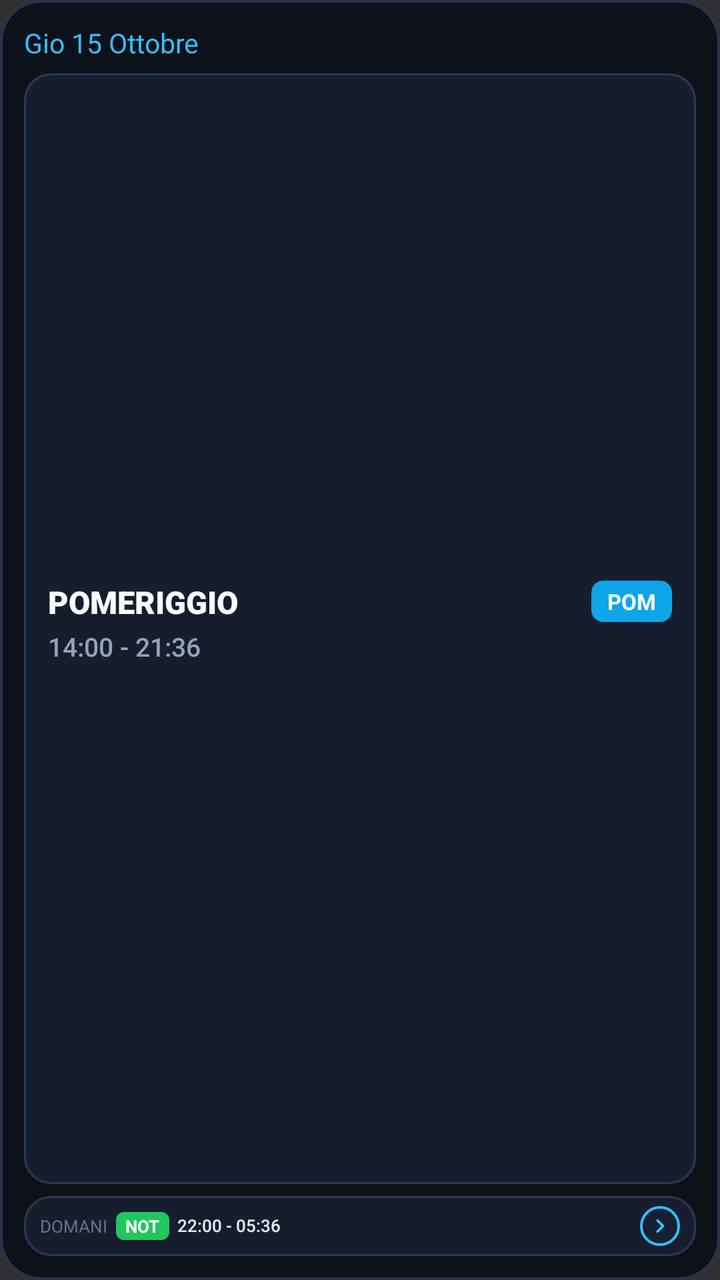
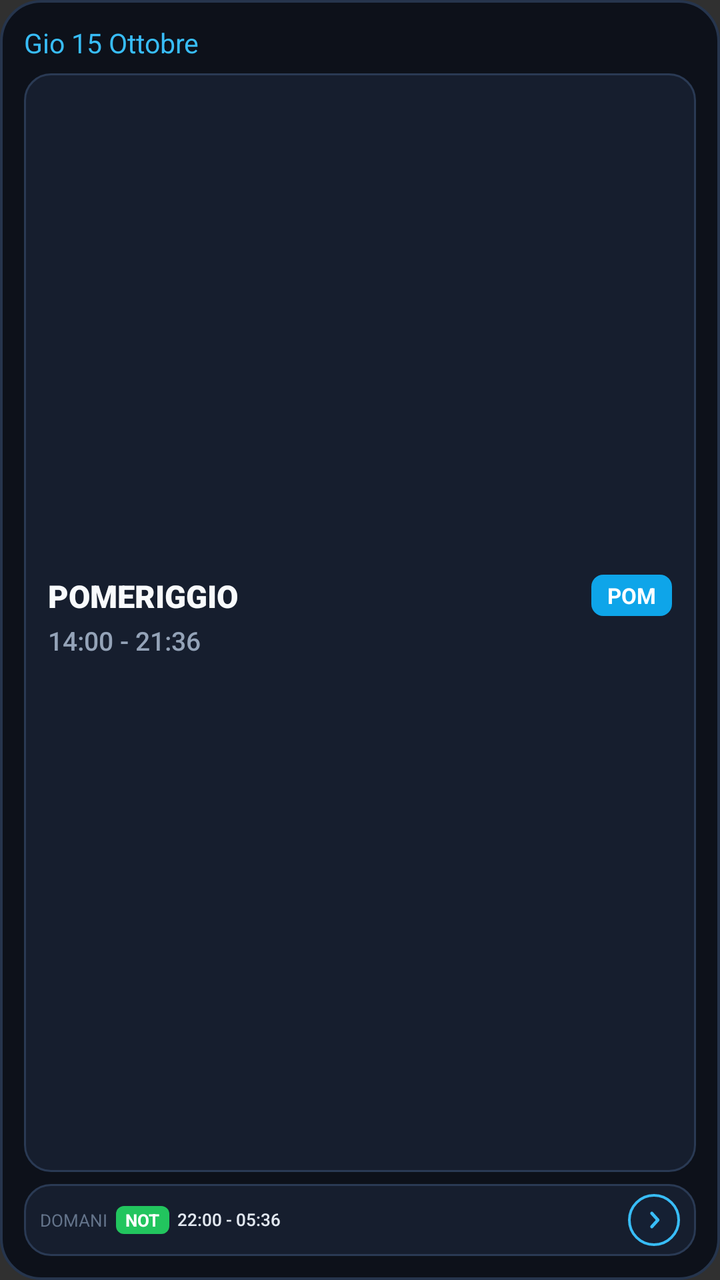

Screens rendered from an Android XML layout before and after an edit, with the pre-edit source and the edit as a unified diff.
<!-- AndroidManifest.xml: application theme Theme.CalendarioTurni -->
<!-- res/layout/widget_today_tomorrow.xml -->
<?xml version="1.0" encoding="utf-8"?>
<LinearLayout xmlns:android="http://schemas.android.com/apk/res/android"
    android:id="@+id/widget_tt_root"
    android:layout_width="match_parent"
    android:layout_height="match_parent"
    android:background="@drawable/bg_widget_container"
    android:orientation="vertical"
    android:padding="12dp">

    
    <LinearLayout
        android:layout_width="match_parent"
        android:layout_height="wrap_content"
        android:gravity="center_vertical"
        android:orientation="horizontal"
        android:paddingBottom="6dp">

        <TextView
            android:id="@+id/widget_tt_header_date"
            android:layout_width="match_parent"
            android:layout_height="wrap_content"
            android:ellipsize="end"
            android:fontFamily="sans-serif-bold"
            android:maxLines="1"
            android:text="Gio 15 Ottobre"
            android:textColor="#38BDF8"
            android:textSize="13.5sp" />
    </LinearLayout>

    
    <LinearLayout
        android:id="@+id/widget_tt_today_card"
        android:layout_width="match_parent"
        android:layout_height="0dp"
        android:layout_weight="1"
        android:background="@drawable/bg_widget_card"
        android:gravity="center_vertical"
        android:orientation="vertical"
        android:paddingStart="12dp"
        android:paddingTop="8dp"
        android:paddingEnd="12dp"
        android:paddingBottom="8dp">

        <LinearLayout
            android:layout_width="match_parent"
            android:layout_height="wrap_content"
            android:gravity="center_vertical"
            android:orientation="horizontal">

            <TextView
                android:id="@+id/widget_tt_shift_name"
                android:layout_width="0dp"
                android:layout_height="wrap_content"
                android:layout_weight="1"
                android:ellipsize="end"
                android:fontFamily="sans-serif-black"
                android:maxLines="1"
                android:text="POMERIGGIO"
                android:textColor="#F8FAFC"
                android:textSize="15.5sp" />

            <TextView
                android:id="@+id/widget_tt_code_pill"
                android:layout_width="wrap_content"
                android:layout_height="wrap_content"
                android:background="@drawable/bg_widget_badge"
                android:paddingStart="8dp"
                android:paddingTop="3dp"
                android:paddingEnd="8dp"
                android:paddingBottom="3dp"
                android:text="POM"
                android:textColor="#FFFFFF"
                android:textSize="11sp"
                android:textStyle="bold" />
        </LinearLayout>

        <TextView
            android:id="@+id/widget_tt_shift_hours"
            android:layout_width="wrap_content"
            android:layout_height="wrap_content"
            android:layout_marginTop="3dp"
            android:fontFamily="sans-serif-medium"
            android:text="14:00 - 21:36"
            android:textColor="#94A3B8"
            android:textSize="13sp" />

        
        <LinearLayout
            android:id="@+id/widget_tt_extra_row"
            android:layout_width="match_parent"
            android:layout_height="wrap_content"
            android:layout_marginTop="6dp"
            android:gravity="center_vertical"
            android:orientation="horizontal">

            <TextView
                android:id="@+id/widget_tt_overtime_badge"
                android:layout_width="wrap_content"
                android:layout_height="wrap_content"
                android:layout_marginEnd="6dp"
                android:background="@drawable/bg_badge_amber"
                android:paddingStart="6dp"
                android:paddingTop="2dp"
                android:paddingEnd="6dp"
                android:paddingBottom="2dp"
                android:text="+2h Straord."
                android:textColor="#FFFFFF"
                android:textSize="10sp"
                android:textStyle="bold"
                android:visibility="gone" />

            <TextView
                android:id="@+id/widget_tt_oncall_badge"
                android:layout_width="wrap_content"
                android:layout_height="wrap_content"
                android:layout_marginEnd="6dp"
                android:background="@drawable/bg_badge_purple"
                android:paddingStart="6dp"
                android:paddingTop="2dp"
                android:paddingEnd="6dp"
                android:paddingBottom="2dp"
                android:text="Reperibile"
                android:textColor="#FFFFFF"
                android:textSize="10sp"
                android:textStyle="bold"
                android:visibility="gone" />

            <TextView
                android:id="@+id/widget_tt_trasferta_badge"
                android:layout_width="wrap_content"
                android:layout_height="wrap_content"
                android:background="@drawable/bg_badge_cyan"
                android:paddingStart="6dp"
                android:paddingTop="2dp"
                android:paddingEnd="6dp"
                android:paddingBottom="2dp"
                android:text="Trasferta"
                android:textColor="#FFFFFF"
                android:textSize="10sp"
                android:textStyle="bold"
                android:visibility="gone" />
        </LinearLayout>
    </LinearLayout>

    
    <LinearLayout
        android:id="@+id/widget_tt_tomorrow_card"
        android:layout_width="match_parent"
        android:layout_height="wrap_content"
        android:layout_marginTop="6dp"
        android:background="@drawable/bg_widget_card"
        android:gravity="center_vertical"
        android:orientation="horizontal"
        android:paddingStart="8dp"
        android:paddingTop="5dp"
        android:paddingEnd="8dp"
        android:paddingBottom="5dp">

        <TextView
            android:id="@+id/widget_tt_tomorrow_label"
            android:layout_width="wrap_content"
            android:layout_height="wrap_content"
            android:fontFamily="sans-serif-bold"
            android:text="DOMANI"
            android:textColor="#64748B"
            android:textSize="8.5sp" />

        <TextView
            android:id="@+id/widget_tt_tomorrow_badge"
            android:layout_width="wrap_content"
            android:layout_height="wrap_content"
            android:layout_marginStart="4dp"
            android:background="@drawable/bg_badge_green"
            android:paddingStart="4.5dp"
            android:paddingTop="1dp"
            android:paddingEnd="4.5dp"
            android:paddingBottom="1dp"
            android:text="NOT"
            android:textColor="#FFFFFF"
            android:textSize="8.5sp"
            android:textStyle="bold" />

        <TextView
            android:id="@+id/widget_tt_tomorrow_shift"
            android:layout_width="0dp"
            android:layout_height="wrap_content"
            android:layout_marginStart="4dp"
            android:layout_weight="1"
            android:ellipsize="end"
            android:fontFamily="sans-serif-medium"
            android:includeFontPadding="false"
            android:maxLines="1"
            android:text="22:00 - 05:36"
            android:textColor="#E2E8F0"
            android:textSize="8.5sp" />

        
        <ImageView
            android:id="@+id/btn_tt_prev"
            android:layout_width="20dp"
            android:layout_height="20dp"
            android:layout_marginStart="4dp"
            android:layout_marginEnd="3dp"
            android:background="@drawable/bg_widget_nav_btn"
            android:padding="4dp"
            android:scaleType="centerInside"
            android:src="@drawable/ic_widget_chevron_left"
            android:visibility="gone" />

        <ImageView
            android:id="@+id/btn_tt_next"
            android:layout_width="20dp"
            android:layout_height="20dp"
            android:layout_marginStart="3dp"
            android:background="@drawable/bg_widget_nav_btn"
            android:padding="4dp"
            android:scaleType="centerInside"
            android:src="@drawable/ic_widget_chevron_right" />
    </LinearLayout>

</LinearLayout>
<!-- resources referenced by this layout -->
<resources>
  <!-- drawable bg_badge_amber (drawable) -->
  ﻿<?xml version="1.0" encoding="utf-8"?>
  <shape xmlns:android="http://schemas.android.com/apk/res/android"
      android:shape="rectangle">
      <solid android:color="#F59E0B" />
      <corners android:radius="4dp" />
  </shape>
  <!-- drawable bg_badge_cyan (drawable) -->
  ﻿<?xml version="1.0" encoding="utf-8"?>
  <shape xmlns:android="http://schemas.android.com/apk/res/android"
      android:shape="rectangle">
      <solid android:color="#06B6D4" />
      <corners android:radius="4dp" />
  </shape>
  <!-- drawable bg_badge_green (drawable) -->
  ﻿<?xml version="1.0" encoding="utf-8"?>
  <shape xmlns:android="http://schemas.android.com/apk/res/android"
      android:shape="rectangle">
      <solid android:color="#22C55E" />
      <corners android:radius="4dp" />
  </shape>
  <!-- drawable bg_badge_purple (drawable) -->
  <?xml version="1.0" encoding="utf-8"?>
  <shape xmlns:android="http://schemas.android.com/apk/res/android"
      android:shape="rectangle">
      <solid android:color="#8B5CF6" />
      <corners android:radius="4dp" />
  </shape>
  <!-- drawable bg_widget_badge (drawable) -->
  <?xml version="1.0" encoding="utf-8"?>
  <shape xmlns:android="http://schemas.android.com/apk/res/android"
      android:shape="rectangle">
      <solid android:color="#0EA5E9" />
      <corners android:radius="6dp" />
  </shape>
  <!-- drawable bg_widget_card (drawable) -->
  <?xml version="1.0" encoding="utf-8"?>
  <shape xmlns:android="http://schemas.android.com/apk/res/android"
      android:shape="rectangle">
      <solid android:color="#161E2E" />
      <corners android:radius="13dp" />
      <stroke
          android:width="1dp"
          android:color="#2A3A54" />
  </shape>
  <!-- drawable bg_widget_container (drawable) -->
  <?xml version="1.0" encoding="utf-8"?>
  <shape xmlns:android="http://schemas.android.com/apk/res/android"
      android:shape="rectangle">
      <solid android:color="#0D111A" />
      <corners android:radius="20dp" />
      <stroke
          android:width="1.2dp"
          android:color="#26354D" />
  </shape>
  <!-- drawable bg_widget_nav_btn (drawable) -->
  <?xml version="1.0" encoding="utf-8"?>
  <shape xmlns:android="http://schemas.android.com/apk/res/android"
      android:shape="oval">
      <solid android:color="#152033" />
      <stroke
          android:width="1.2dp"
          android:color="#38BDF8" />
  </shape>
  <!-- drawable ic_widget_chevron_left (drawable) -->
  <?xml version="1.0" encoding="utf-8"?>
  <vector xmlns:android="http://schemas.android.com/apk/res/android"
      android:width="24dp"
      android:height="24dp"
      android:viewportWidth="24"
      android:viewportHeight="24">
      <path
          android:fillColor="#00000000"
          android:strokeColor="#38BDF8"
          android:strokeWidth="2.5"
          android:strokeLineCap="round"
          android:strokeLineJoin="round"
          android:pathData="M14.5,6.5 L9,12 L14.5,17.5" />
  </vector>
  <!-- drawable ic_widget_chevron_right (drawable) -->
  <?xml version="1.0" encoding="utf-8"?>
  <vector xmlns:android="http://schemas.android.com/apk/res/android"
      android:width="24dp"
      android:height="24dp"
      android:viewportWidth="24"
      android:viewportHeight="24">
      <path
          android:fillColor="#00000000"
          android:strokeColor="#38BDF8"
          android:strokeWidth="2.5"
          android:strokeLineCap="round"
          android:strokeLineJoin="round"
          android:pathData="M9.5,6.5 L15,12 L9.5,17.5" />
  </vector>
  <style name="Theme.CalendarioTurni" parent="android:Theme.Material.NoActionBar">
          <item name="android:statusBarColor">#0F131C</item>
          <item name="android:navigationBarColor">#0F131C</item>
      </style>
</resources>

<!-- the commit's change to res/layout/widget_today_tomorrow.xml (unified diff, before → after) -->
@@ -103,7 +103,7 @@
                 android:paddingTop="2dp"
                 android:paddingEnd="6dp"
                 android:paddingBottom="2dp"
-                android:text="+2h Straord."
+                android:text="+2h Straordinario"
                 android:textColor="#FFFFFF"
                 android:textSize="10sp"
                 android:textStyle="bold"
@@ -119,7 +119,7 @@
                 android:paddingTop="2dp"
                 android:paddingEnd="6dp"
                 android:paddingBottom="2dp"
-                android:text="Reperibile"
+                android:text="🔔 Reperibile"
                 android:textColor="#FFFFFF"
                 android:textSize="10sp"
                 android:textStyle="bold"
@@ -134,12 +134,25 @@
                 android:paddingTop="2dp"
                 android:paddingEnd="6dp"
                 android:paddingBottom="2dp"
-                android:text="Trasferta"
+                android:text="✈ Trasferta"
                 android:textColor="#FFFFFF"
                 android:textSize="10sp"
                 android:textStyle="bold"
                 android:visibility="gone" />
         </LinearLayout>
+
+        
+        <TextView
+            android:id="@+id/widget_tt_notes"
+            android:layout_width="match_parent"
+            android:layout_height="wrap_content"
+            android:layout_marginTop="5dp"
+            android:ellipsize="end"
+            android:fontFamily="sans-serif-medium"
+            android:maxLines="2"
+            android:textColor="#CBD5E1"
+            android:textSize="10.5sp"
+            android:visibility="gone" />
     </LinearLayout>
 
     
@@ -197,23 +210,23 @@
         
         <ImageView
             android:id="@+id/btn_tt_prev"
-            android:layout_width="20dp"
-            android:layout_height="20dp"
-            android:layout_marginStart="4dp"
-            android:layout_marginEnd="3dp"
+            android:layout_width="26dp"
+            android:layout_height="26dp"
+            android:layout_marginStart="4dp"
+            android:layout_marginEnd="4dp"
             android:background="@drawable/bg_widget_nav_btn"
-            android:padding="4dp"
+            android:padding="5.5dp"
             android:scaleType="centerInside"
             android:src="@drawable/ic_widget_chevron_left"
             android:visibility="gone" />
 
         <ImageView
             android:id="@+id/btn_tt_next"
-            android:layout_width="20dp"
-            android:layout_height="20dp"
-            android:layout_marginStart="3dp"
+            android:layout_width="26dp"
+            android:layout_height="26dp"
+            android:layout_marginStart="4dp"
             android:background="@drawable/bg_widget_nav_btn"
-            android:padding="4dp"
+            android:padding="5.5dp"
             android:scaleType="centerInside"
             android:src="@drawable/ic_widget_chevron_right" />
     </LinearLayout>
<!-- resource entries referenced after the edit -->
@@ -74,10 +74,10 @@
       <path
           android:fillColor="#00000000"
           android:strokeColor="#38BDF8"
-          android:strokeWidth="2.5"
+          android:strokeWidth="2.6"
           android:strokeLineCap="round"
           android:strokeLineJoin="round"
-          android:pathData="M14.5,6.5 L9,12 L14.5,17.5" />
+          android:pathData="M 13.8, 6.5 L 8.8, 12.0 L 13.8, 17.5" />
   </vector>
   <!-- drawable ic_widget_chevron_right (drawable) -->
   <?xml version="1.0" encoding="utf-8"?>
@@ -89,10 +89,10 @@
       <path
           android:fillColor="#00000000"
           android:strokeColor="#38BDF8"
-          android:strokeWidth="2.5"
+          android:strokeWidth="2.6"
           android:strokeLineCap="round"
           android:strokeLineJoin="round"
-          android:pathData="M9.5,6.5 L15,12 L9.5,17.5" />
+          android:pathData="M 10.2, 6.5 L 15.2, 12.0 L 10.2, 17.5" />
   </vector>
   <style name="Theme.CalendarioTurni" parent="android:Theme.Material.NoActionBar">
           <item name="android:statusBarColor">#0F131C</item>
